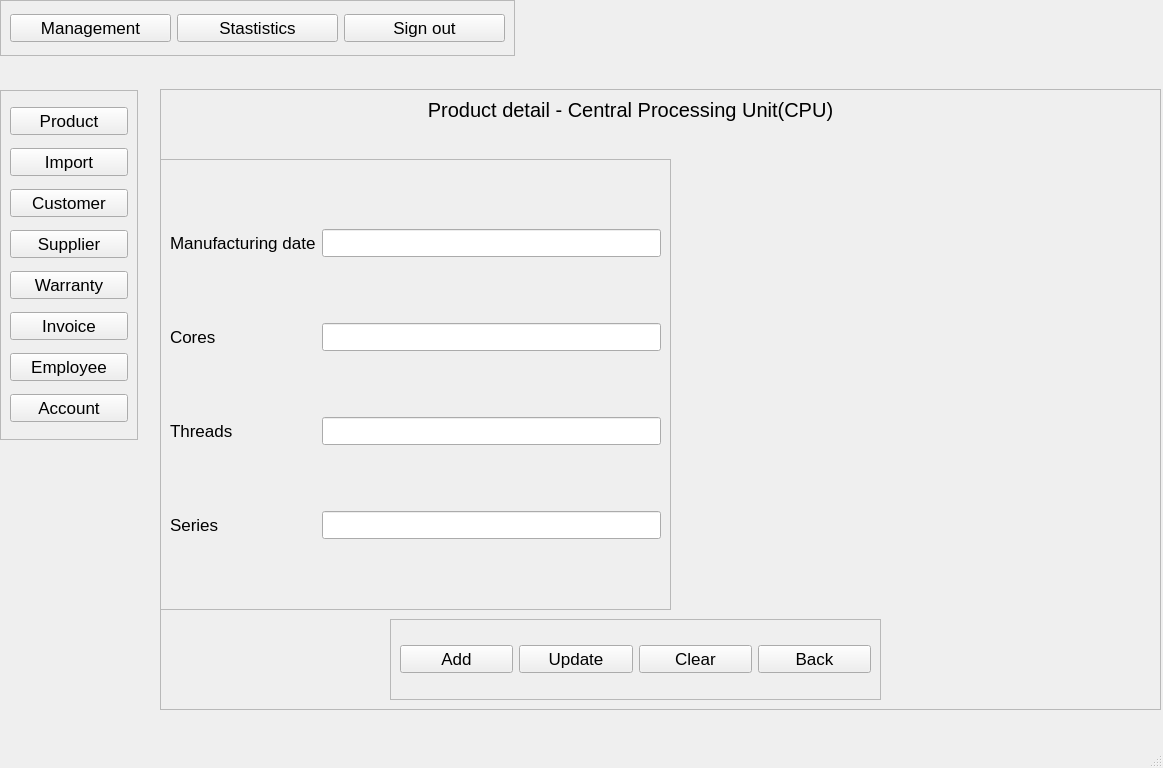
Hai1205/ComputerStore-Python-, file src/View/VIewUI/CPU.ui: the form before one commit.
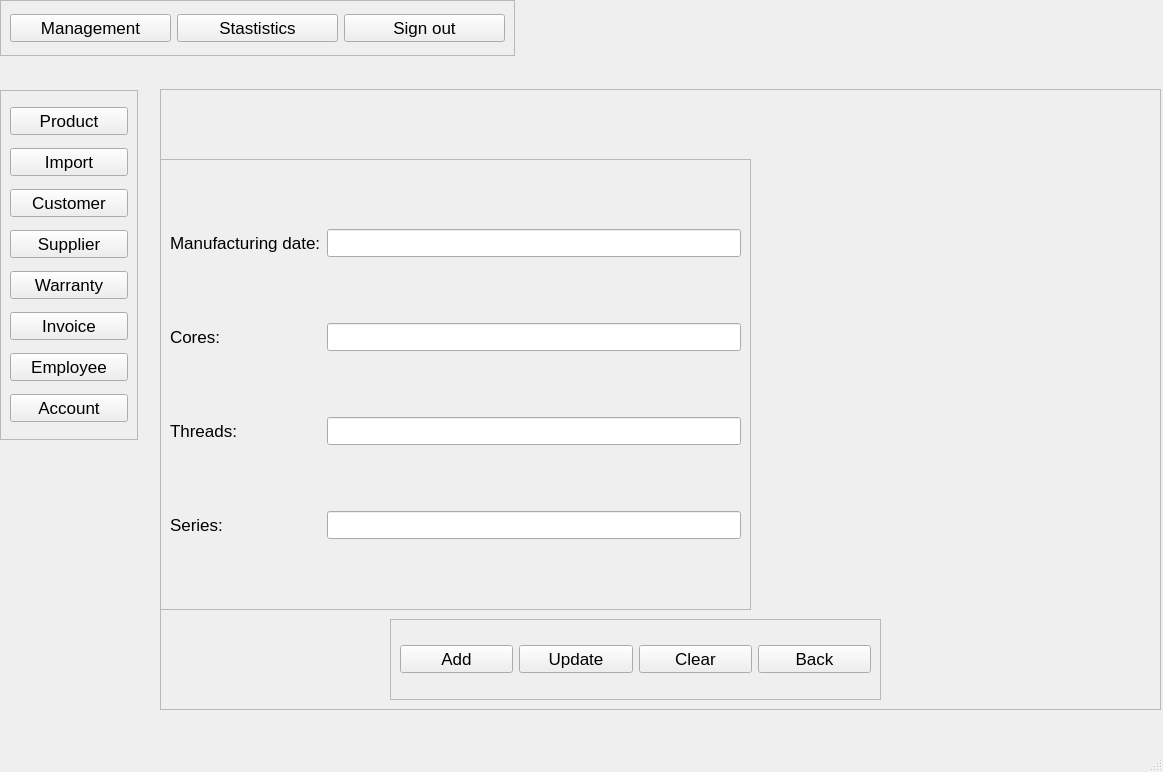
The form after the commit.

Diff of the .ui file:
```diff
--- a/src/View/VIewUI/CPU.ui
+++ b/src/View/VIewUI/CPU.ui
@@ -7,7 +7,7 @@
     <x>0</x>
     <y>0</y>
     <width>1163</width>
-    <height>768</height>
+    <height>772</height>
    </rect>
   </property>
   <property name="font">
@@ -49,7 +49,7 @@
       </font>
      </property>
      <property name="text">
-      <string>Product detail - Central Processing Unit(CPU)</string>
+      <string/>
      </property>
      <property name="alignment">
       <set>Qt::AlignCenter</set>
@@ -60,7 +60,7 @@
       <rect>
        <x>0</x>
        <y>70</y>
-       <width>511</width>
+       <width>591</width>
        <height>451</height>
       </rect>
      </property>
@@ -80,14 +80,14 @@
       <item row="0" column="0">
        <widget class="QLabel" name="label_2">
         <property name="text">
-         <string>Manufacturing date</string>
+         <string>Manufacturing date:</string>
         </property>
        </widget>
       </item>
       <item row="4" column="0">
        <widget class="QLabel" name="label_3">
         <property name="text">
-         <string>Series</string>
+         <string>Series:</string>
         </property>
        </widget>
       </item>
@@ -97,14 +97,14 @@
       <item row="3" column="0">
        <widget class="QLabel" name="label_5">
         <property name="text">
-         <string>Threads</string>
+         <string>Threads:</string>
         </property>
        </widget>
       </item>
       <item row="2" column="0">
        <widget class="QLabel" name="label_4">
         <property name="text">
-         <string>Cores</string>
+         <string>Cores:</string>
         </property>
        </widget>
       </item>
```
Left out of the diff: 2 changed lines with no effect on the pictures.
